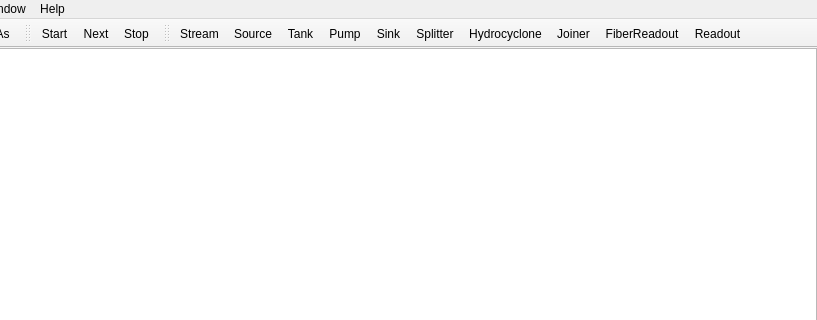
Before: the Qt Designer form src/main_window.ui in herstky/DES, drawn with Qt 5; both pictures show x 182 to 999 and y 0 to 320 of the 999 by 791 pixel window.
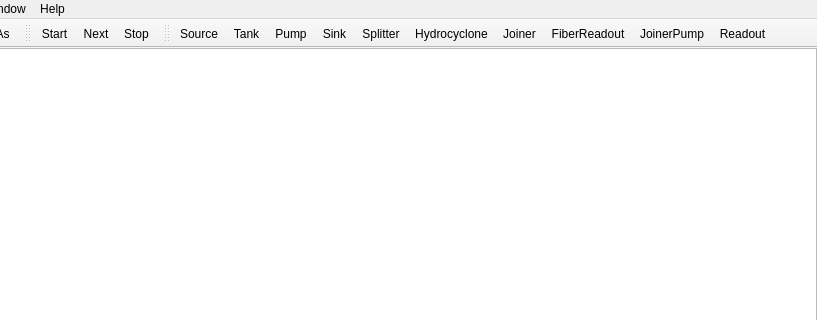
After: the same form once the commit is applied.

Commit message: Refactored Multiline class into StreamView. Redrew all artwork. Added dialogs for Module settings.

```diff
--- a/src/main_window.ui
+++ b/src/main_window.ui
@@ -152,7 +152,6 @@
    <attribute name="toolBarBreak">
     <bool>false</bool>
    </attribute>
-   <addaction name="actionStream"/>
    <addaction name="actionSource"/>
    <addaction name="actionTank"/>
    <addaction name="actionPump"/>
@@ -161,6 +160,7 @@
    <addaction name="actionHydrocyclone"/>
    <addaction name="actionJoiner"/>
    <addaction name="actionFiberReadout"/>
+   <addaction name="actionJoinerPump"/>
    <addaction name="actionReadout"/>
   </widget>
   <action name="actionNew">
@@ -232,11 +232,6 @@
     <string>Joiner</string>
    </property>
   </action>
-  <action name="actionStream">
-   <property name="text">
-    <string>Stream</string>
-   </property>
-  </action>
   <action name="actionReadout">
    <property name="text">
     <string>Readout</string>
@@ -262,6 +257,11 @@
     <string>FiberReadout</string>
    </property>
   </action>
+  <action name="actionJoinerPump">
+   <property name="text">
+    <string>JoinerPump</string>
+   </property>
+  </action>
  </widget>
  <resources/>
  <connections/>
```
Left out of the diff: 1 changed line with no effect on the pictures. The commit also changes 18 other files.
